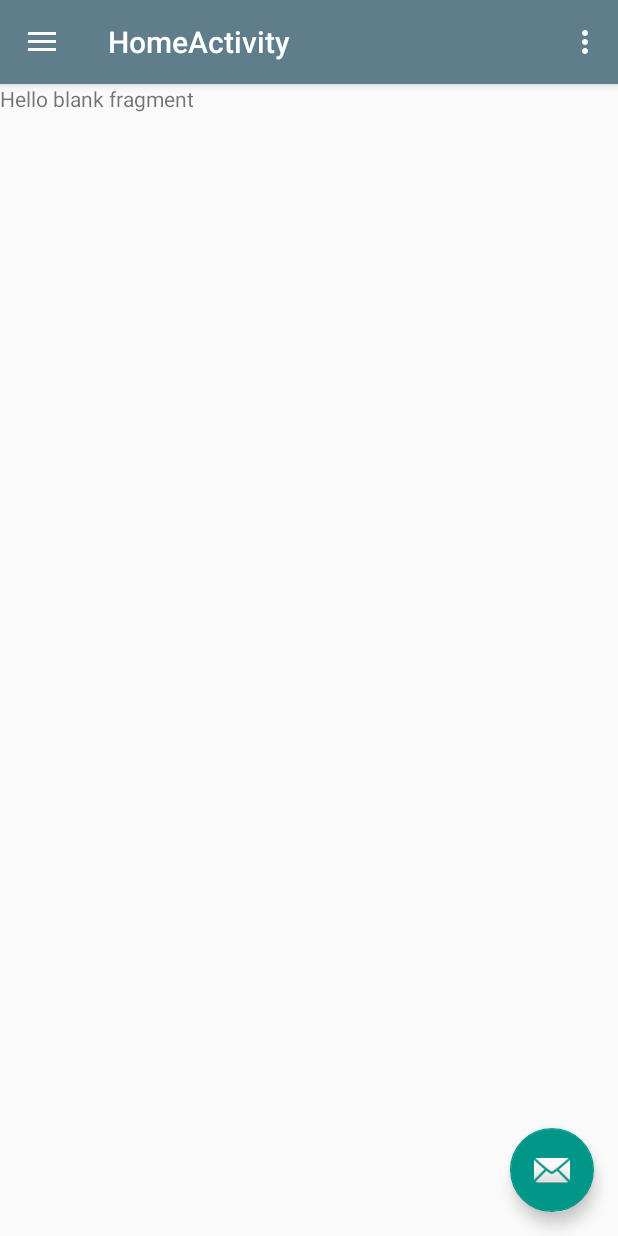
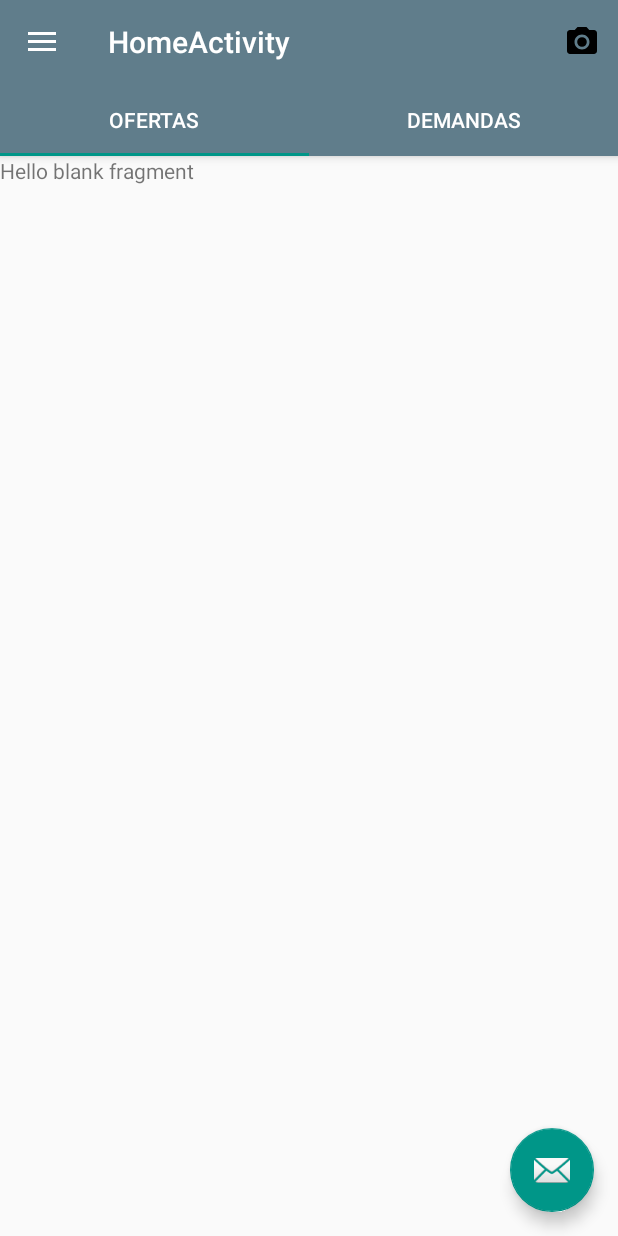
Before and after one commit to ivanpajon/ShareIt, an Android app: the screen it shows after launch (HomeActivity), in the side drawer, after a tap on "Productos/Servicios", on a phone screen of 412 x 824 dp. Run offline under Robolectric (Android 15) with nearby library versions, the phone set to English and light mode, and no system bars.

Commit message:
cambios menu

```diff
--- a/app/src/main/java/com/shareit/shareit/HomeActivity.java
+++ b/app/src/main/java/com/shareit/shareit/HomeActivity.java
@@ -18,12 +18,16 @@ import android.view.MenuItem;
 import com.shareit.shareit.fragment.AcercaDeFragment;
 import com.shareit.shareit.fragment.AjustesFragment;
 import com.shareit.shareit.fragment.ComunidadesFragment;
+import com.shareit.shareit.fragment.ContentFragment;
+import com.shareit.shareit.fragment.DemandasFragment;
+import com.shareit.shareit.fragment.OfertasFragment;
 import com.shareit.shareit.fragment.PerfilFragment;
 
 public class HomeActivity extends AppCompatActivity
         implements NavigationView.OnNavigationItemSelectedListener,PerfilFragment.OnFragmentInteractionListener,
         AjustesFragment.OnFragmentInteractionListener,AcercaDeFragment.OnFragmentInteractionListener,
-        ComunidadesFragment.OnFragmentInteractionListener {
+        ComunidadesFragment.OnFragmentInteractionListener,ContentFragment.OnFragmentInteractionListener,
+        OfertasFragment.OnFragmentInteractionListener,DemandasFragment.OnFragmentInteractionListener{
 
     @Override
     protected void onCreate(Bundle savedInstanceState) {
@@ -73,16 +77,12 @@ public class HomeActivity extends AppCompatActivity
 
     @Override
     public boolean onOptionsItemSelected(MenuItem item) {
-        // Handle action bar item clicks here. The action bar will
-        // automatically handle clicks on the Home/Up button, so long
-        // as you specify a parent activity in AndroidManifest.xml.
+
         int id = item.getItemId();
 
-        //noinspection SimplifiableIfStatement
-        if (id == R.id.action_settings) {
+        if (id == R.id.action_buscar) {
             return true;
         }
-
         return super.onOptionsItemSelected(item);
     }
 
@@ -104,6 +104,7 @@ public class HomeActivity extends AppCompatActivity
 
         } else if (id == R.id.nav_productos) {
             fragmentSeleccionado=true;
+            fragment = new ContentFragment();
 
         } else if (id == R.id.nav_ajustes) {
             fragmentSeleccionado=true;
@@ -114,7 +115,7 @@ public class HomeActivity extends AppCompatActivity
             fragment = new AcercaDeFragment();
 
         } else if (id == R.id.nav_salir) {
-
+                finish();
         }
         if (fragmentSeleccionado){
             getSupportFragmentManager().beginTransaction().replace(R.id.content,fragment).commit();
--- /dev/null
+++ b/app/src/main/java/com/shareit/shareit/fragment/ContentFragment.java
@@ -0,0 +1,135 @@
+package com.shareit.shareit.fragment;
+
+import android.content.Context;
+import android.graphics.Color;
+import android.net.Uri;
+import android.os.Bundle;
+import android.support.design.widget.AppBarLayout;
+import android.support.design.widget.TabItem;
+import android.support.design.widget.TabLayout;
+import android.support.v4.app.Fragment;
+import android.support.v4.view.ViewPager;
+import android.view.LayoutInflater;
+import android.view.View;
+import android.view.ViewGroup;
+
+import com.shareit.shareit.R;
+import com.shareit.shareit.adapters.AdaptadorFragment;
+
+
+public class ContentFragment extends Fragment {
+
+    private OnFragmentInteractionListener mListener;
+    private static int rotacion = 0;
+
+    View vista;
+    private AppBarLayout appBarLayout;
+    private TabLayout pestañas;
+    private ViewPager viewPager;
+
+
+    public ContentFragment() {
+        // Required empty public constructor
+    }
+
+    // TODO: Rename and change types and number of parameters
+    public static ContentFragment newInstance(String param1, String param2) {
+        ContentFragment fragment = new ContentFragment();
+        Bundle args = new Bundle();
+
+        fragment.setArguments(args);
+        return fragment;
+    }
+
+    @Override
+    public void onCreate(Bundle savedInstanceState) {
+        super.onCreate(savedInstanceState);
+
+    }
+
+    @Override
+    public View onCreateView(LayoutInflater inflater, ViewGroup container,
+                             Bundle savedInstanceState) {
+        // Inflate the layout for this fragment
+        vista = inflater.inflate(R.layout.fragment_content, container, false);
+
+        if(rotacion==0) {
+            View parent = (View) container.getParent();
+            if (appBarLayout == null) {
+                appBarLayout = parent.findViewById(R.id.appbar);
+                pestañas = new TabLayout(getActivity());
+
+                pestañas.setTabTextColors(Color.parseColor("#FFFFFF"), Color.parseColor("#FFFFFF"));
+                appBarLayout.addView(pestañas);
+
+                viewPager = vista.findViewById(R.id.contentFragment);
+                llenarViewPager(viewPager);
+                viewPager.addOnPageChangeListener(new ViewPager.SimpleOnPageChangeListener() {
+                    @Override
+                    public void onPageScrolled(int position, float positionOffset, int positionOffsetPixels) {
+                        super.onPageScrolled(position, positionOffset, positionOffsetPixels);
+                    }
+                });
+                pestañas.setupWithViewPager(viewPager);
+            }
+        }else{
+            rotacion=1;
+        }
+        return vista;
+    }
+
+    private void llenarViewPager(ViewPager viewPager) {
+        AdaptadorFragment adapter = new AdaptadorFragment(getFragmentManager());
+        adapter.addFragment(new OfertasFragment(),"OFERTAS");
+        adapter.addFragment(new DemandasFragment(),"DEMANDAS");
+
+        viewPager.setAdapter(adapter);
+    }
+
+    // TODO: Rename method, update argument and hook method into UI event
+    public void onButtonPressed(Uri uri) {
+        if (mListener != null) {
+            mListener.onFragmentInteraction(uri);
+        }
+    }
+
+    @Override
+    public void onAttach(Context context) {
+        super.onAttach(context);
+        if (context instanceof OnFragmentInteractionListener) {
+            mListener = (OnFragmentInteractionListener) context;
+        } else {
+            throw new RuntimeException(context.toString()
+                    + " must implement OnFragmentInteractionListener");
+        }
+    }
+
+    @Override
+    public void onDetach() {
+        super.onDetach();
+        mListener = null;
+    }
+
+    @Override
+    public void onDestroyView() {
+        super.onDestroyView();
+        if (rotacion==0) {
+            appBarLayout.removeView(pestañas);
+        }
+    }
+
+    /**
+     * This interface must be implemented by activities that contain this
+     * fragment to allow an interaction in this fragment to be communicated
+     * to the activity and potentially other fragments contained in that
+     * activity.
+     * <p>
+     * See the Android Training lesson <a href=
+     * "http://developer.android.com/training/basics/fragments/communicating.html"
+     * >Communicating with Other Fragments</a> for more information.
+     */
+    public interface OnFragmentInteractionListener {
+        // TODO: Update argument type and name
+        void onFragmentInteraction(Uri uri);
+    }
+}
--- /dev/null
+++ b/app/src/main/java/com/shareit/shareit/fragment/DemandasFragment.java
@@ -0,0 +1,109 @@
+package com.shareit.shareit.fragment;
+
+import android.content.Context;
+import android.net.Uri;
+import android.os.Bundle;
+import android.support.v4.app.Fragment;
+import android.view.LayoutInflater;
+import android.view.View;
+import android.view.ViewGroup;
+
+import com.shareit.shareit.R;
+
+/**
+ * A simple {@link Fragment} subclass.
+ * Activities that contain this fragment must implement the
+ * {@link DemandasFragment.OnFragmentInteractionListener} interface
+ * to handle interaction events.
+ * Use the {@link DemandasFragment#newInstance} factory method to
+ * create an instance of this fragment.
+ */
+public class DemandasFragment extends Fragment {
+    // TODO: Rename parameter arguments, choose names that match
+    // the fragment initialization parameters, e.g. ARG_ITEM_NUMBER
+    private static final String ARG_PARAM1 = "param1";
+    private static final String ARG_PARAM2 = "param2";
+
+    // TODO: Rename and change types of parameters
+    private String mParam1;
+    private String mParam2;
+
+    private OnFragmentInteractionListener mListener;
+
+    public DemandasFragment() {
+        // Required empty public constructor
+    }
+
+    /**
+     * Use this factory method to create a new instance of
+     * this fragment using the provided parameters.
+     *
+     * @param param1 Parameter 1.
+     * @param param2 Parameter 2.
+     * @return A new instance of fragment DemandasFragment.
+     */
+    // TODO: Rename and change types and number of parameters
+    public static DemandasFragment newInstance(String param1, String param2) {
+        DemandasFragment fragment = new DemandasFragment();
+        Bundle args = new Bundle();
+        args.putString(ARG_PARAM1, param1);
+        args.putString(ARG_PARAM2, param2);
+        fragment.setArguments(args);
+        return fragment;
+    }
+
+    @Override
+    public void onCreate(Bundle savedInstanceState) {
+        super.onCreate(savedInstanceState);
+        if (getArguments() != null) {
+            mParam1 = getArguments().getString(ARG_PARAM1);
+            mParam2 = getArguments().getString(ARG_PARAM2);
+        }
+    }
+
+    @Override
+    public View onCreateView(LayoutInflater inflater, ViewGroup container,
+                             Bundle savedInstanceState) {
+        // Inflate the layout for this fragment
+        return inflater.inflate(R.layout.fragment_demandas, container, false);
+    }
+
+    // TODO: Rename method, update argument and hook method into UI event
+    public void onButtonPressed(Uri uri) {
+        if (mListener != null) {
+            mListener.onFragmentInteraction(uri);
+        }
+    }
+
+    @Override
+    public void onAttach(Context context) {
+        super.onAttach(context);
+        if (context instanceof OnFragmentInteractionListener) {
+            mListener = (OnFragmentInteractionListener) context;
+        } else {
+            throw new RuntimeException(context.toString()
+                    + " must implement OnFragmentInteractionListener");
+        }
+    }
+
+    @Override
+    public void onDetach() {
+        super.onDetach();
+        mListener = null;
+    }
+
+    /**
+     * This interface must be implemented by activities that contain this
+     * fragment to allow an interaction in this fragment to be communicated
+     * to the activity and potentially other fragments contained in that
+     * activity.
+     * <p>
+     * See the Android Training lesson <a href=
+     * "http://developer.android.com/training/basics/fragments/communicating.html"
+     * >Communicating with Other Fragments</a> for more information.
+     */
+    public interface OnFragmentInteractionListener {
+        // TODO: Update argument type and name
+        void onFragmentInteraction(Uri uri);
+    }
+}
--- /dev/null
+++ b/app/src/main/java/com/shareit/shareit/fragment/OfertasFragment.java
@@ -0,0 +1,109 @@
+package com.shareit.shareit.fragment;
+
+import android.content.Context;
+import android.net.Uri;
+import android.os.Bundle;
+import android.support.v4.app.Fragment;
+import android.view.LayoutInflater;
+import android.view.View;
+import android.view.ViewGroup;
+
+import com.shareit.shareit.R;
+
+/**
+ * A simple {@link Fragment} subclass.
+ * Activities that contain this fragment must implement the
+ * {@link OfertasFragment.OnFragmentInteractionListener} interface
+ * to handle interaction events.
+ * Use the {@link OfertasFragment#newInstance} factory method to
+ * create an instance of this fragment.
+ */
+public class OfertasFragment extends Fragment {
+    // TODO: Rename parameter arguments, choose names that match
+    // the fragment initialization parameters, e.g. ARG_ITEM_NUMBER
+    private static final String ARG_PARAM1 = "param1";
+    private static final String ARG_PARAM2 = "param2";
+
+    // TODO: Rename and change types of parameters
+    private String mParam1;
+    private String mParam2;
+
+    private OnFragmentInteractionListener mListener;
+
+    public OfertasFragment() {
+        // Required empty public constructor
+    }
+
+    /**
+     * Use this factory method to create a new instance of
+     * this fragment using the provided parameters.
+     *
+     * @param param1 Parameter 1.
+     * @param param2 Parameter 2.
+     * @return A new instance of fragment OfertasFragment.
+     */
+    // TODO: Rename and change types and number of parameters
+    public static OfertasFragment newInstance(String param1, String param2) {
+        OfertasFragment fragment = new OfertasFragment();
+        Bundle args = new Bundle();
+        args.putString(ARG_PARAM1, param1);
+        args.putString(ARG_PARAM2, param2);
+        fragment.setArguments(args);
+        return fragment;
+    }
+
+    @Override
+    public void onCreate(Bundle savedInstanceState) {
+        super.onCreate(savedInstanceState);
+        if (getArguments() != null) {
+            mParam1 = getArguments().getString(ARG_PARAM1);
+            mParam2 = getArguments().getString(ARG_PARAM2);
+        }
+    }
+
+    @Override
+    public View onCreateView(LayoutInflater inflater, ViewGroup container,
+                             Bundle savedInstanceState) {
+        // Inflate the layout for this fragment
+        return inflater.inflate(R.layout.fragment_ofertas, container, false);
+    }
+
+    // TODO: Rename method, update argument and hook method into UI event
+    public void onButtonPressed(Uri uri) {
+        if (mListener != null) {
+            mListener.onFragmentInteraction(uri);
+        }
+    }
+
+    @Override
+    public void onAttach(Context context) {
+        super.onAttach(context);
+        if (context instanceof OnFragmentInteractionListener) {
+            mListener = (OnFragmentInteractionListener) context;
+        } else {
+            throw new RuntimeException(context.toString()
+                    + " must implement OnFragmentInteractionListener");
+        }
+    }
+
+    @Override
+    public void onDetach() {
+        super.onDetach();
+        mListener = null;
+    }
+
+    /**
+     * This interface must be implemented by activities that contain this
+     * fragment to allow an interaction in this fragment to be communicated
+     * to the activity and potentially other fragments contained in that
+     * activity.
+     * <p>
+     * See the Android Training lesson <a href=
+     * "http://developer.android.com/training/basics/fragments/communicating.html"
+     * >Communicating with Other Fragments</a> for more information.
+     */
+    public interface OnFragmentInteractionListener {
+        // TODO: Update argument type and name
+        void onFragmentInteraction(Uri uri);
+    }
+}
--- a/app/src/main/res/layout/app_bar_home.xml
+++ b/app/src/main/res/layout/app_bar_home.xml
@@ -7,6 +7,7 @@
     tools:context="com.shareit.shareit.HomeActivity">
 
     <android.support.design.widget.AppBarLayout
+        android:id="@+id/appbar"
         android:layout_width="match_parent"
         android:layout_height="wrap_content"
         android:theme="@style/AppTheme.AppBarOverlay">
--- /dev/null
+++ b/app/src/main/res/layout/fragment_content.xml
@@ -0,0 +1,13 @@
+<FrameLayout xmlns:android="http://schemas.android.com/apk/res/android"
+    xmlns:tools="http://schemas.android.com/tools"
+    android:layout_width="match_parent"
+    android:layout_height="match_parent"
+    tools:context="com.shareit.shareit.fragment.ContentFragment">
+
+    <!-- TODO: Update blank fragment layout -->
+
+    <android.support.v4.view.ViewPager
+        android:id="@+id/contentFragment"
+        android:layout_width="match_parent"
+        android:layout_height="match_parent" />
+</FrameLayout>
--- /dev/null
+++ b/app/src/main/res/layout/fragment_ofertas.xml
@@ -0,0 +1,13 @@
+<FrameLayout xmlns:android="http://schemas.android.com/apk/res/android"
+    xmlns:tools="http://schemas.android.com/tools"
+    android:layout_width="match_parent"
+    android:layout_height="match_parent"
+    tools:context="com.shareit.shareit.fragment.OfertasFragment">
+
+    <!-- TODO: Update blank fragment layout -->
+    <TextView
+        android:layout_width="match_parent"
+        android:layout_height="match_parent"
+        android:text="@string/hello_blank_fragment" />
+
+</FrameLayout>
--- a/app/src/main/res/menu/activity_home_drawer.xml
+++ b/app/src/main/res/menu/activity_home_drawer.xml
@@ -6,7 +6,7 @@
     <group android:checkableBehavior="single">
         <item
             android:id="@+id/nav_perfil"
-            android:icon="@drawable/ic_menu_camera"
+            android:icon="@drawable/persona"
             android:title="@string/perfil" />
         <item
             android:id="@+id/nav_comunidades"
@@ -18,7 +18,7 @@
             android:title="@string/productos" />
     </group>
 
-    <item android:title="Communicate">
+    <item android:title=" ">
         <menu>
             <item
                 android:id="@+id/nav_ajustes"
--- a/app/src/main/res/menu/home.xml
+++ b/app/src/main/res/menu/home.xml
@@ -2,8 +2,9 @@
 <menu xmlns:android="http://schemas.android.com/apk/res/android"
     xmlns:app="http://schemas.android.com/apk/res-auto">
     <item
-        android:id="@+id/action_settings"
+        android:id="@+id/action_buscar"
         android:orderInCategory="100"
-        android:title="@string/action_settings"
-        app:showAsAction="never" />
+        android:title=""
+        android:icon="@drawable/ic_menu_camera"
+        app:showAsAction="always" />
 </menu>
```
Also changed, not shown: app/src/main/res/layout/fragment_demandas.xml (added, +14 -0 lines), app/src/main/res/drawable/persona.png (added).
